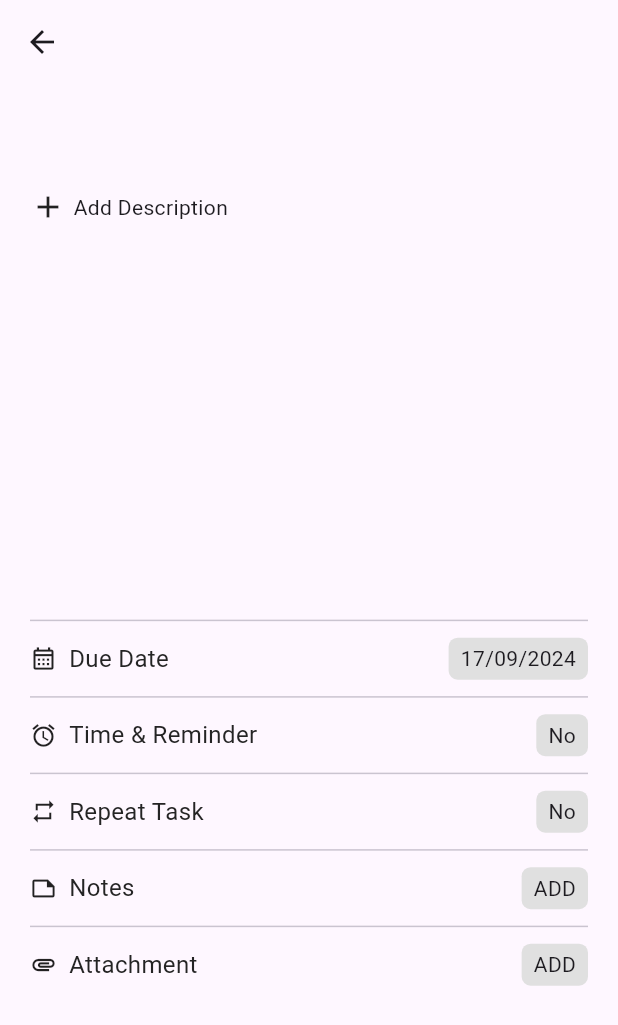
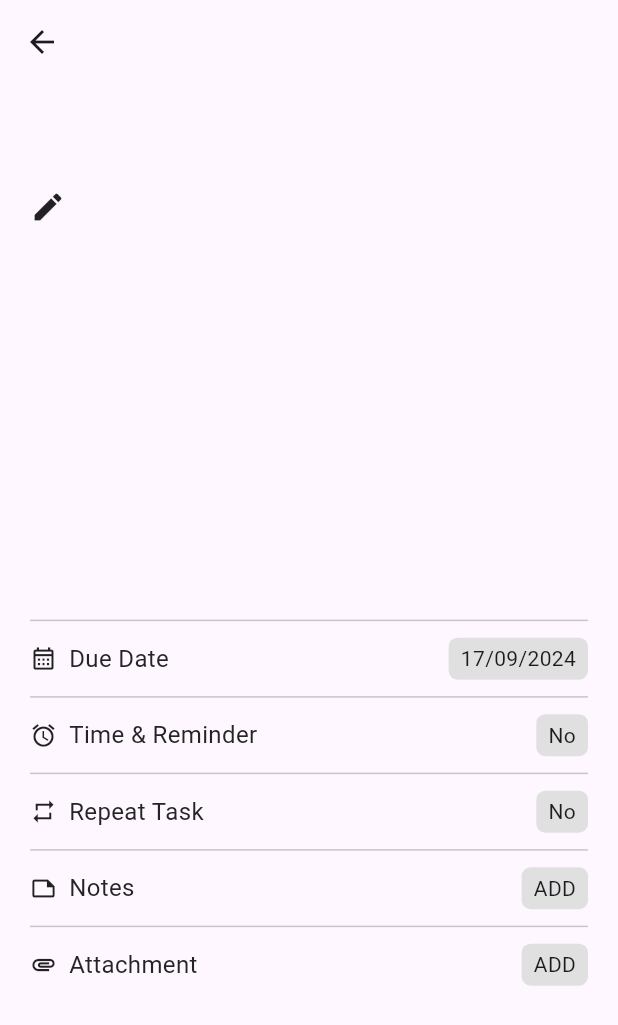
Before and after one commit to ganeshgovala/To-do-List, a Flutter app: the TaskPage screen opened directly with empty values, on a phone screen of 412 x 824 dp. Shown: the top 1025 px of the screen. Run offline on Flutter 3.47's test engine with Material 3 defaults, Android fonts, the phone set to English and light mode, and no system bars; our stand-ins replace animated_bottom_navigation_bar, cloud_firestore, firebase_core, fl_chart; accounts and stored records are empty.

Commit message:
Added Functionality to Add Description

```diff
--- a/flutter_practice/lib/pages/TaskPage.dart
+++ b/flutter_practice/lib/pages/TaskPage.dart
@@ -1,3 +1,5 @@
+// ignore_for_file: unused_import
+
 import 'package:cloud_firestore/cloud_firestore.dart';
 import 'package:firebase_core/firebase_core.dart';
 import 'package:flutter/material.dart';
@@ -6,7 +8,8 @@ import 'package:flutter_practice/components/TaskPageSlide.dart';
 class TaskPage extends StatefulWidget {
   final String name;
   final String id;
-  const TaskPage({
+  TextEditingController _descController = TextEditingController();
+  TaskPage({
     required this.name,
     required this.id,
     super.key
@@ -18,13 +21,37 @@ class TaskPage extends StatefulWidget {
 
 class _TaskPageState extends State<TaskPage> {
 
+  Future<DocumentSnapshot> getDesc(String id) async {
+    DocumentSnapshot data =  await FirebaseFirestore.instance.collection('tasks').doc(id).get();
+    return data;
+  }
+
+  Future<void> addDesc(String id) async {
+    DocumentReference data = await FirebaseFirestore.instance.collection('tasks').doc(id);
+    try{
+      print(id);
+      await data.update(
+      {
+        'desc' : widget._descController.text,
+      }
+      );
+      print("Data added successfully");
+      setState((){});
+    }
+    catch(e) {
+      print(e);
+    }
+  }
+
   @override
   Widget build(BuildContext context) {
     return Scaffold(
       appBar: AppBar(),
       body: Padding(
         padding: const EdgeInsets.all(20.0),
-        child: Column(children: [
+        child: Column(
+          crossAxisAlignment: CrossAxisAlignment.start,
+          children: [
           Container(
             height: MediaQuery.of(context).size.height / 2.5,
             child: Column(
@@ -35,14 +62,41 @@ class _TaskPageState extends State<TaskPage> {
                 fontWeight: FontWeight.w800,
               )),
               SizedBox(height: 10),
-              GestureDetector(
+              FutureBuilder(
+                future: getDesc(widget.id),
+                builder: (context, snapshot) {
+                  if(snapshot.connectionState == ConnectionState.waiting) {
+                    return Text("Loading....");
+                  }
+                  if(snapshot.hasError) {
+                    return Text("There is an Error");
+                  }
+
+                  final data = snapshot.data;
+                  if(data != null && data.get('desc') != null) {
+                    return Row(
+                      children: [
+                        Text(data.get('desc')),
+                        Icon(Icons.edit),
+                      ],
+                    );
+                  }
+
+                  return GestureDetector(
                     onTap: () {
                       showDialog(context: context, builder: (context) => AlertDialog(
                         title: Text("Add Description"),
-                    content: TextField(),
+                        content: TextField(
+                          controller: widget._descController,
+                          decoration: InputDecoration(
+                            hintText: "Description",
+                          ),
+                        ),
                         actions: [
                           TextButton(onPressed: () {
                             print("Pressed");
+                            addDesc(widget.id);
+                            Navigator.pop(context);
                           }, child: Text("Add"))
                         ],
                       ));
@@ -52,7 +106,9 @@ class _TaskPageState extends State<TaskPage> {
                       SizedBox(width: 5),
                       Text("Add Description"),
                     ],),
-              )
+                  );
+                }
+              ),
             ],)
           ),
           Divider(),
```
Lines whose indentation alone changed are shown as unchanged.
